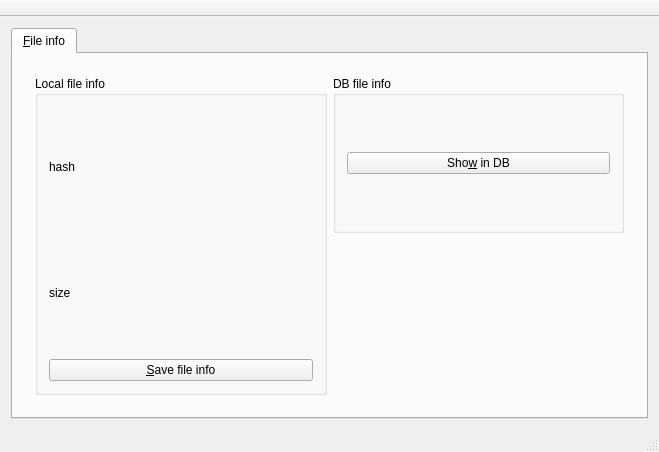
The window that mainwindow.ui (theme/MangaLib) describes before a commit, drawn with Qt 5.
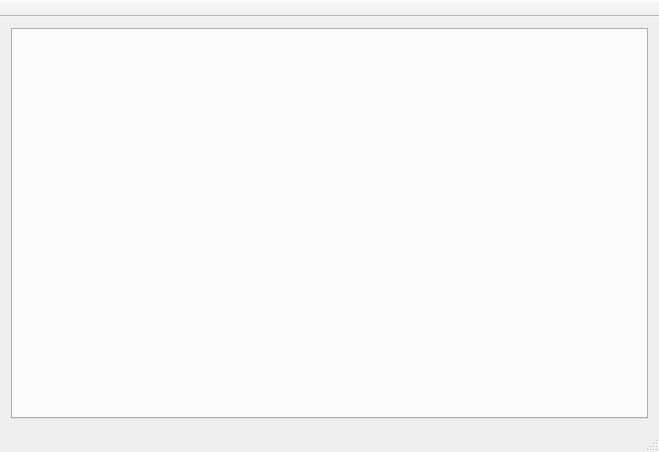
The same window after the commit. Icons and pictures are not drawn.

Commit message: add file info widget.

What changed in the file:
```diff
--- a/mainwindow.ui
+++ b/mainwindow.ui
@@ -24,65 +24,6 @@
       <property name="currentIndex">
        <number>0</number>
       </property>
-      <widget class="QWidget" name="infoTab">
-       <attribute name="title">
-        <string>&amp;File info</string>
-       </attribute>
-       <layout class="QVBoxLayout" name="verticalLayout_2">
-        <item>
-         <widget class="QWidget" name="fileInfoWidget" native="true">
-          <layout class="QGridLayout" name="gridLayout">
-           <item row="0" column="0" rowspan="2">
-            <widget class="QGroupBox" name="localFileInfoGroup">
-             <property name="title">
-              <string>Local file info</string>
-             </property>
-             <layout class="QVBoxLayout" name="verticalLayout">
-              <item>
-               <widget class="QLabel" name="fhash">
-                <property name="text">
-                 <string>hash</string>
-                </property>
-               </widget>
-              </item>
-              <item>
-               <widget class="QLabel" name="fsize">
-                <property name="text">
-                 <string>size</string>
-                </property>
-               </widget>
-              </item>
-              <item>
-               <widget class="QPushButton" name="pushButton">
-                <property name="text">
-                 <string>&amp;Save file info</string>
-                </property>
-               </widget>
-              </item>
-             </layout>
-            </widget>
-           </item>
-           <item row="0" column="1">
-            <widget class="QGroupBox" name="DBFileInfoGroup">
-             <property name="title">
-              <string>DB file info</string>
-             </property>
-             <layout class="QVBoxLayout" name="verticalLayout_3">
-              <item>
-               <widget class="QPushButton" name="showFileInDBButton">
-                <property name="text">
-                 <string>Sho&amp;w in DB</string>
-                </property>
-               </widget>
-              </item>
-             </layout>
-            </widget>
-           </item>
-          </layout>
-         </widget>
-        </item>
-       </layout>
-      </widget>
      </widget>
     </item>
    </layout>
```
Left out of the diff: 2 changed lines with no effect on the pictures. The commit also changes 6 other files.
